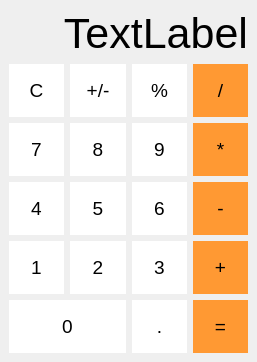
This is QT_calculator/main_window.ui in bshanae/__misc as Qt 5 draws it before an edit. The edited form follows.
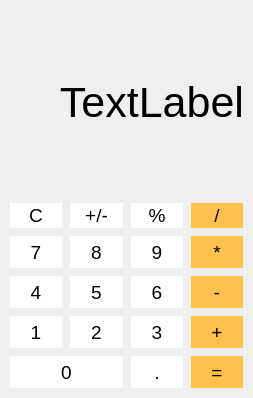
This is the edited form.

Commit message: QT_Calculator : Quite done

Diff of the .ui file:
```diff
--- a/QT_calculator/main_window.ui
+++ b/QT_calculator/main_window.ui
@@ -6,12 +6,12 @@
    <rect>
     <x>0</x>
     <y>0</y>
-    <width>257</width>
-    <height>360</height>
+    <width>253</width>
+    <height>398</height>
    </rect>
   </property>
   <property name="sizePolicy">
-   <sizepolicy hsizetype="Fixed" vsizetype="Fixed">
+   <sizepolicy hsizetype="Minimum" vsizetype="Minimum">
     <horstretch>0</horstretch>
     <verstretch>0</verstretch>
    </sizepolicy>
@@ -51,6 +51,12 @@
         </property>
         <item row="2" column="0">
          <widget class="QPushButton" name="button_4">
+          <property name="sizePolicy">
+           <sizepolicy hsizetype="Preferred" vsizetype="Preferred">
+            <horstretch>0</horstretch>
+            <verstretch>0</verstretch>
+           </sizepolicy>
+          </property>
           <property name="font">
            <font>
             <pointsize>14</pointsize>
@@ -61,8 +67,8 @@
 {
 	background-color : white;
 	border : none;
-	color : black;
-	padding : 15px 15px;
+	padding : 1px;
+	margin : 1px;
 }
 
 QPushButton:pressed
@@ -77,6 +83,12 @@
         </item>
         <item row="2" column="2">
          <widget class="QPushButton" name="button_6">
+          <property name="sizePolicy">
+           <sizepolicy hsizetype="Preferred" vsizetype="Preferred">
+            <horstretch>0</horstretch>
+            <verstretch>0</verstretch>
+           </sizepolicy>
+          </property>
           <property name="font">
            <font>
             <pointsize>14</pointsize>
@@ -87,8 +99,8 @@
 {
 	background-color : white;
 	border : none;
-	color : black;
-	padding : 15px 15px;
+	padding : 1px;
+	margin : 1px;
 }
 
 QPushButton:pressed
@@ -103,6 +115,12 @@
         </item>
         <item row="1" column="3">
          <widget class="QPushButton" name="button_multiply">
+          <property name="sizePolicy">
+           <sizepolicy hsizetype="Preferred" vsizetype="Preferred">
+            <horstretch>0</horstretch>
+            <verstretch>0</verstretch>
+           </sizepolicy>
+          </property>
           <property name="font">
            <font>
             <pointsize>14</pointsize>
@@ -111,10 +129,10 @@
           <property name="styleSheet">
            <string notr="true">QPushButton
 {
-	background-color : #FF9933;
+	background-color : #ffc04d;
 	border : none;
-	color : black;
-	padding : 15px 15px;
+	padding : 1px;
+	margin : 1px;
 }
 
 QPushButton:pressed
@@ -129,6 +147,12 @@
         </item>
         <item row="2" column="1">
          <widget class="QPushButton" name="button_5">
+          <property name="sizePolicy">
+           <sizepolicy hsizetype="Preferred" vsizetype="Preferred">
+            <horstretch>0</horstretch>
+            <verstretch>0</verstretch>
+           </sizepolicy>
+          </property>
           <property name="font">
            <font>
             <pointsize>14</pointsize>
@@ -139,8 +163,8 @@
 {
 	background-color : white;
 	border : none;
-	color : black;
-	padding : 15px 15px;
+	padding : 1px;
+	margin : 1px;
 }
 
 QPushButton:pressed
@@ -155,6 +179,12 @@
         </item>
         <item row="3" column="1">
          <widget class="QPushButton" name="button_2">
+          <property name="sizePolicy">
+           <sizepolicy hsizetype="Preferred" vsizetype="Preferred">
+            <horstretch>0</horstretch>
+            <verstretch>0</verstretch>
+           </sizepolicy>
+          </property>
           <property name="font">
            <font>
             <pointsize>14</pointsize>
@@ -165,8 +195,8 @@
 {
 	background-color : white;
 	border : none;
-	color : black;
-	padding : 15px 15px;
+	padding : 1px;
+	margin : 1px;
 }
 
 QPushButton:pressed
@@ -181,6 +211,12 @@
         </item>
         <item row="3" column="0">
          <widget class="QPushButton" name="button_1">
+          <property name="sizePolicy">
+           <sizepolicy hsizetype="Preferred" vsizetype="Preferred">
+            <horstretch>0</horstretch>
+            <verstretch>0</verstretch>
+           </sizepolicy>
+          </property>
           <property name="font">
            <font>
             <pointsize>14</pointsize>
@@ -191,8 +227,8 @@
 {
 	background-color : white;
 	border : none;
-	color : black;
-	padding : 15px 15px;
+	padding : 1px;
+	margin : 1px;
 }
 
 QPushButton:pressed
@@ -207,6 +243,12 @@
         </item>
         <item row="4" column="2">
          <widget class="QPushButton" name="button_dot">
+          <property name="sizePolicy">
+           <sizepolicy hsizetype="Preferred" vsizetype="Preferred">
+            <horstretch>0</horstretch>
+            <verstretch>0</verstretch>
+           </sizepolicy>
+          </property>
           <property name="font">
            <font>
             <pointsize>14</pointsize>
@@ -217,8 +259,8 @@
 {
 	background-color : white;
 	border : none;
-	color : black;
-	padding : 15px 15px;
+	padding : 1px;
+	margin : 1px;
 }
 
 QPushButton:pressed
@@ -243,8 +285,8 @@
 {
 	background-color : white;
 	border : none;
-	color : black;
-	padding : 15px 15px;
+	padding : 1px;
+	margin : 1px;
 }
 
 QPushButton:pressed
@@ -259,6 +301,12 @@
         </item>
         <item row="0" column="3">
          <widget class="QPushButton" name="button_divide">
+          <property name="sizePolicy">
+           <sizepolicy hsizetype="Preferred" vsizetype="Preferred">
+            <horstretch>0</horstretch>
+            <verstretch>0</verstretch>
+           </sizepolicy>
+          </property>
           <property name="font">
            <font>
             <pointsize>14</pointsize>
@@ -267,10 +315,10 @@
           <property name="styleSheet">
            <string notr="true">QPushButton
 {
-	background-color : #FF9933;
+	background-color : #ffc04d;
 	border : none;
-	color : black;
-	padding : 15px 15px;
+	padding : 1px;
+	margin : 1px;
 }
 
 QPushButton:pressed
@@ -285,6 +333,12 @@
         </item>
         <item row="2" column="3">
          <widget class="QPushButton" name="button_substract">
+          <property name="sizePolicy">
+           <sizepolicy hsizetype="Preferred" vsizetype="Preferred">
+            <horstretch>0</horstretch>
+            <verstretch>0</verstretch>
+           </sizepolicy>
+          </property>
           <property name="font">
            <font>
             <pointsize>14</pointsize>
@@ -293,10 +347,10 @@
           <property name="styleSheet">
            <string notr="true">QPushButton
 {
-	background-color : #FF9933;
+	background-color : #ffc04d;
 	border : none;
-	color : black;
-	padding : 15px 15px;
+	padding : 1px;
+	margin : 1px;
 }
 
 QPushButton:pressed
@@ -311,6 +365,12 @@
         </item>
         <item row="0" column="2">
          <widget class="QPushButton" name="button_percent">
+          <property name="sizePolicy">
+           <sizepolicy hsizetype="Preferred" vsizetype="Preferred">
+            <horstretch>0</horstretch>
+            <verstretch>0</verstretch>
+           </sizepolicy>
+          </property>
           <property name="font">
            <font>
             <pointsize>14</pointsize>
@@ -321,8 +381,8 @@
 {
 	background-color : white;
 	border : none;
-	color : black;
-	padding : 15px 15px;
+	padding : 1px;
+	margin : 1px;
 }
 
 QPushButton:pressed
@@ -337,6 +397,12 @@
         </item>
         <item row="1" column="0">
          <widget class="QPushButton" name="button_7">
+          <property name="sizePolicy">
+           <sizepolicy hsizetype="Preferred" vsizetype="Preferred">
+            <horstretch>0</horstretch>
+            <verstretch>0</verstretch>
+           </sizepolicy>
+          </property>
           <property name="font">
            <font>
             <pointsize>14</pointsize>
@@ -347,8 +413,8 @@
 {
 	background-color : white;
 	border : none;
-	color : black;
-	padding : 15px 15px;
+	padding : 1px;
+	margin : 1px;
 }
 
 QPushButton:pressed
@@ -363,6 +429,12 @@
         </item>
         <item row="4" column="3">
          <widget class="QPushButton" name="button_evaluate">
+          <property name="sizePolicy">
+           <sizepolicy hsizetype="Preferred" vsizetype="Preferred">
+            <horstretch>0</horstretch>
+            <verstretch>0</verstretch>
+           </sizepolicy>
+          </property>
           <property name="font">
            <font>
             <pointsize>14</pointsize>
@@ -371,10 +443,10 @@
           <property name="styleSheet">
            <string notr="true">QPushButton
 {
-	background-color : #FF9933;
+	background-color : #ffc04d;
 	border : none;
-	color : black;
-	padding : 15px 15px;
+	padding : 1px;
+	margin : 1px;
 }
 
 QPushButton:pressed
@@ -389,6 +461,12 @@
         </item>
         <item row="0" column="1">
          <widget class="QPushButton" name="button_sign">
+          <property name="sizePolicy">
+           <sizepolicy hsizetype="Preferred" vsizetype="Preferred">
+            <horstretch>0</horstretch>
+            <verstretch>0</verstretch>
+           </sizepolicy>
+          </property>
           <property name="font">
            <font>
             <pointsize>14</pointsize>
@@ -399,8 +477,8 @@
 {
 	background-color : white;
 	border : none;
-	color : black;
-	padding : 15px 15px;
+	padding : 1px;
+	margin : 1px;
 }
 
 QPushButton:pressed
@@ -415,6 +493,12 @@
         </item>
         <item row="1" column="2">
          <widget class="QPushButton" name="button_9">
+          <property name="sizePolicy">
+           <sizepolicy hsizetype="Preferred" vsizetype="Preferred">
+            <horstretch>0</horstretch>
+            <verstretch>0</verstretch>
+           </sizepolicy>
+          </property>
           <property name="font">
            <font>
             <pointsize>14</pointsize>
@@ -425,8 +509,8 @@
 {
 	background-color : white;
 	border : none;
-	color : black;
-	padding : 15px 15px;
+	padding : 1px;
+	margin : 1px;
 }
 
 QPushButton:pressed
@@ -441,6 +525,12 @@
         </item>
         <item row="4" column="0" colspan="2">
          <widget class="QPushButton" name="button_0">
+          <property name="sizePolicy">
+           <sizepolicy hsizetype="Preferred" vsizetype="Preferred">
+            <horstretch>0</horstretch>
+            <verstretch>0</verstretch>
+           </sizepolicy>
+          </property>
           <property name="font">
            <font>
             <pointsize>14</pointsize>
@@ -451,8 +541,8 @@
 {
 	background-color : white;
 	border : none;
-	color : black;
-	padding : 15px 15px;
+	padding : 1px;
+	margin : 1px;
 }
 
 QPushButton:pressed
@@ -467,6 +557,12 @@
         </item>
         <item row="1" column="1">
          <widget class="QPushButton" name="button_8">
+          <property name="sizePolicy">
+           <sizepolicy hsizetype="Preferred" vsizetype="Preferred">
+            <horstretch>0</horstretch>
+            <verstretch>0</verstretch>
+           </sizepolicy>
+          </property>
           <property name="font">
            <font>
             <pointsize>14</pointsize>
@@ -477,8 +573,8 @@
 {
 	background-color : white;
 	border : none;
-	color : black;
-	padding : 15px 15px;
+	padding : 1px;
+	margin : 1px;
 }
 
 QPushButton:pressed
@@ -493,6 +589,12 @@
         </item>
         <item row="3" column="2">
          <widget class="QPushButton" name="button_3">
+          <property name="sizePolicy">
+           <sizepolicy hsizetype="Preferred" vsizetype="Preferred">
+            <horstretch>0</horstretch>
+            <verstretch>0</verstretch>
+           </sizepolicy>
+          </property>
           <property name="font">
            <font>
             <pointsize>14</pointsize>
@@ -503,8 +605,8 @@
 {
 	background-color : white;
 	border : none;
-	color : black;
-	padding : 15px 15px;
+	padding : 1px;
+	margin : 1px;
 }
 
 QPushButton:pressed
@@ -519,6 +621,12 @@
         </item>
         <item row="3" column="3">
          <widget class="QPushButton" name="button_add">
+          <property name="sizePolicy">
+           <sizepolicy hsizetype="Preferred" vsizetype="Preferred">
+            <horstretch>0</horstretch>
+            <verstretch>0</verstretch>
+           </sizepolicy>
+          </property>
           <property name="font">
            <font>
             <pointsize>14</pointsize>
@@ -527,10 +635,10 @@
           <property name="styleSheet">
            <string notr="true">QPushButton
 {
-	background-color : #FF9933;
+	background-color : #ffc04d;
 	border : none;
-	color : black;
-	padding : 15px 15px;
+	padding : 1px;
+	margin : 1px;
 }
 
 QPushButton:pressed
```
Left out of the diff: 69 changed lines with no effect on the pictures. The commit also changes 2 other files.
